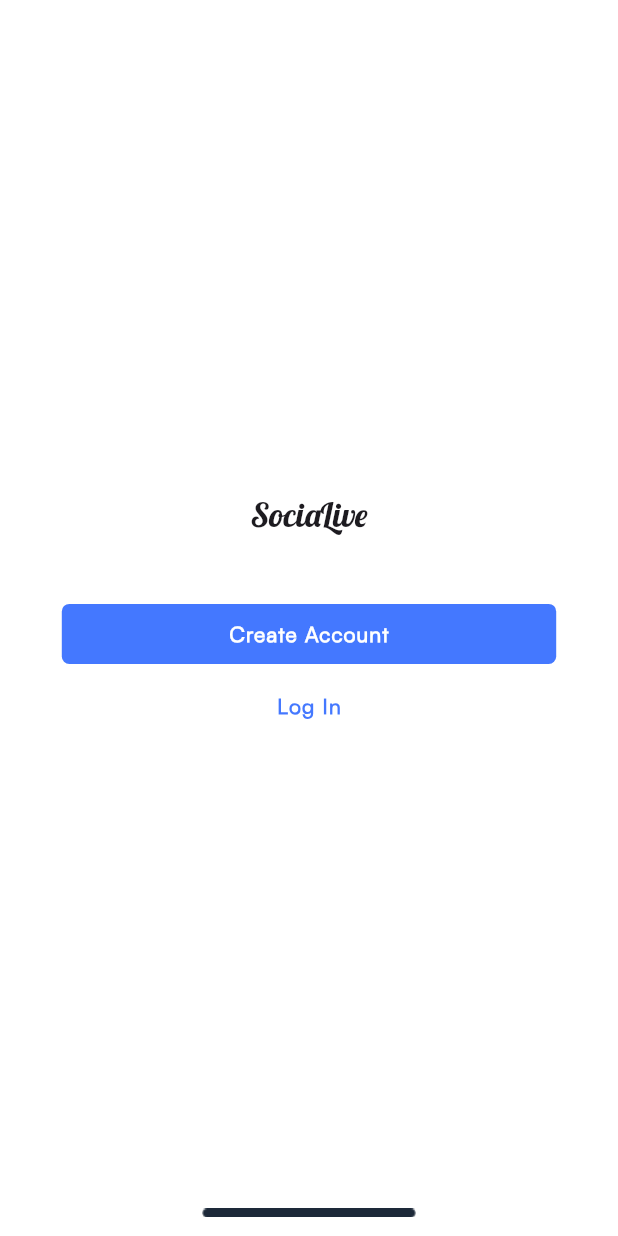
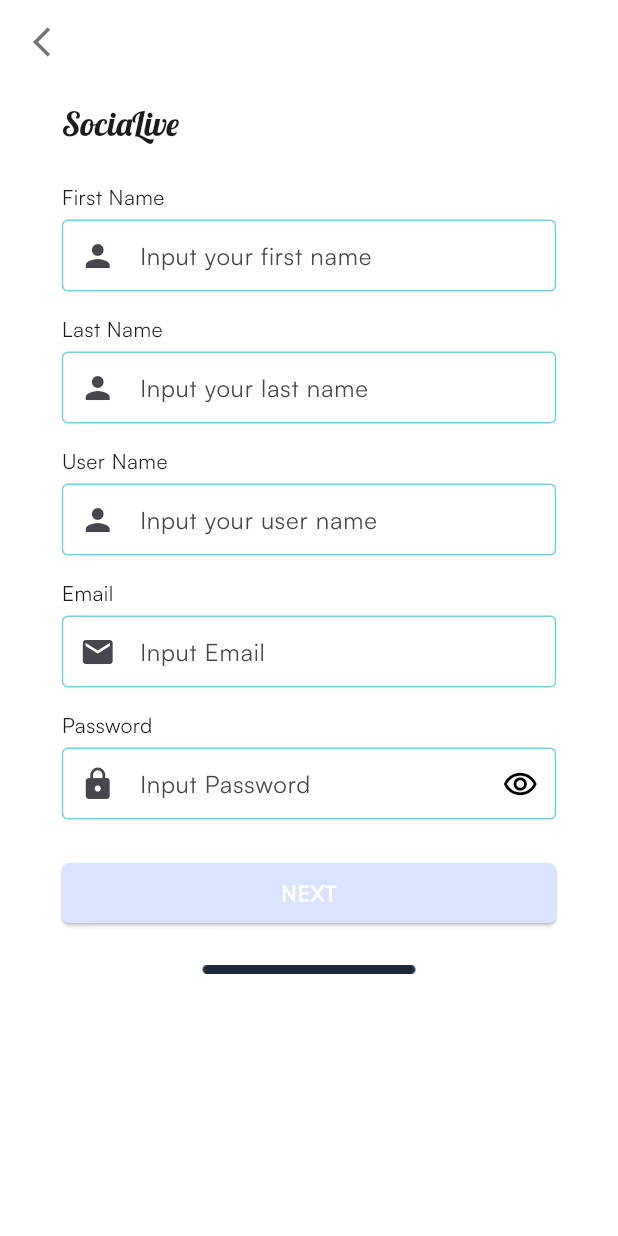
Before and after one commit to mohammadrezaulalam/share-flare, a Flutter app: the screen it shows after launch, after a tap on "Create Account", on a phone screen of 412 x 824 dp. Run offline on Flutter 3.47's test engine with Material 3 defaults, Android fonts, the phone set to English and light mode, and no system bars; our stand-ins replace firebase_core, get, iconsax; accounts and stored records are empty; network calls fail.

Commit message:
registraton screen, wip

```diff
--- /dev/null
+++ b/lib/presentation/ui/screens/auth/registration_screen.dart
@@ -0,0 +1,223 @@
+import 'package:flutter/material.dart';
+import 'package:flutter/services.dart';
+import 'package:get/get.dart';
+import 'package:share_flare/data/utllity/responsive_helper.dart';
+import 'package:share_flare/presentation/ui/utilities/colors.dart';
+import 'package:share_flare/presentation/ui/widgets/app_title.dart';
+import 'package:share_flare/presentation/ui/widgets/bottom_rectangular_image.dart';
+
+class RegistrationScreen extends StatefulWidget {
+  const RegistrationScreen({super.key});
+
+  @override
+  State<RegistrationScreen> createState() => _RegistrationScreenState();
+}
+
+class _RegistrationScreenState extends State<RegistrationScreen> {
+  bool isShowPassword = false;
+  final TextEditingController emailTE = TextEditingController();
+  final TextEditingController passwordTE = TextEditingController();
+  final TextEditingController firstNameTE = TextEditingController();
+  final TextEditingController lastNameTE = TextEditingController();
+  final TextEditingController userNameTE = TextEditingController();
+  final GlobalKey<FormState> _formKey = GlobalKey<FormState>();
+  String? emailCheck;
+  String? passwordCheck;
+  String? firstNameCheck;
+  String? lastNameCheck;
+  String? userNameCheck;
+  bool isButtonEnable() {
+    bool check = (emailCheck?.isNotEmpty ?? false) &&
+        (passwordCheck?.isNotEmpty ?? false) &&
+        (firstNameCheck?.isNotEmpty ?? false) &&
+        (lastNameCheck?.isNotEmpty ?? false) &&
+        (userNameCheck?.isNotEmpty ?? false);
+
+    return check;
+  }
+
+  @override
+  Widget build(BuildContext context) {
+       return Scaffold(
+
+      backgroundColor: SFColors.white,
+      appBar: AppBar(
+         flexibleSpace: Container(
+          color: SFColors.white, // Set the background color explicitly
+        ),
+        backgroundColor: SFColors.white,
+        elevation: 0,
+        leading: IconButton(
+          onPressed: () {
+            Get.back();
+          },
+          icon: const Icon(
+            Icons.arrow_back_ios_sharp,
+            color: Colors.black54,
+          ),
+        ),
+      ),
+      body: Padding(
+        padding: EdgeInsets.symmetric(
+          horizontal: ResponsiveHelper.screenWidth * 0.1,
+          vertical: ResponsiveHelper.screenHeight * 0.015,
+        ),
+        child: Form(
+          key: _formKey,
+          child: SingleChildScrollView(
+            child: Column(
+              crossAxisAlignment: CrossAxisAlignment.start,
+              children: [
+                const AppTitle(),
+                const SizedBox(
+                  height: 25,
+                ),
+                //first name
+                const Text('First Name'),
+                const SizedBox(
+                  height: 5,
+                ),
+                TextFormField(
+                  onChanged: (value) {
+                    firstNameCheck = value;
+                    setState(() {});
+                  },
+                  controller: firstNameTE,
+                  decoration: const InputDecoration(
+                    hintText: 'Input your first name',
+                    // prefixIcon: Icon(Icons.email),
+
+                    prefixIcon: Icon(Icons.person),
+                  ),
+                ),
+                const SizedBox(
+                  height: 15,
+                ),
+                //last name
+                const Text('Last Name'),
+                const SizedBox(
+                  height: 5,
+                ),
+                TextFormField(
+                  controller: lastNameTE,
+                  onChanged: (value) {
+                    lastNameCheck = value;
+                    setState(() {});
+                  },
+                  decoration: const InputDecoration(
+                    hintText: 'Input your last name',
+                    prefixIcon: Icon(Icons.person),
+                  ),
+                ),
+                const SizedBox(
+                  height: 15,
+                ),
+                //user Name
+                const Text('User Name'),
+                const SizedBox(
+                  height: 5,
+                ),
+                TextFormField(
+                  controller: userNameTE,
+                  onChanged: (value) {
+                    userNameCheck = value;
+                    setState(() {});
+                  },
+                  decoration: const InputDecoration(
+                    hintText: 'Input your user name',
+                    prefixIcon: Icon(Icons.person),
+                  ),
+                ),
+                const SizedBox(
+                  height: 15,
+                ),
+                //email
+                const Text('Email'),
+                const SizedBox(
+                  height: 5,
+                ),
+                TextFormField(
+                  controller: emailTE,
+                  onChanged: (value) {
+                    emailCheck = value;
+                    setState(() {});
+                  },
+                  decoration: const InputDecoration(
+                    hintText: 'Input Email',
+                    // prefixIcon: Icon(Icons.email),
+
+                    prefixIcon: Icon(Icons.email),
+                  ),
+                ),
+                const SizedBox(
+                  height: 15,
+                ),
+                const Text('Password',
+                    style: TextStyle(fontWeight: FontWeight.w500)),
+                const SizedBox(
+                  height: 5,
+                ),
+                TextFormField(
+                  controller: passwordTE,
+                  onChanged: (value) {
+                    passwordCheck = value;
+                    setState(() {});
+                  },
+                  obscureText: isShowPassword,
+                  decoration: InputDecoration(
+                      hintText: 'Input Password',
+                      prefixIcon: const Icon(Icons.lock),
+                      suffixIcon: GestureDetector(
+                        onTap: () {
+                          setState(() {
+                            isShowPassword = !isShowPassword;
+                          });
+                        },
+                        child: isShowPassword
+                            ? const Icon(
+                                Icons.visibility_off_outlined,
+                                color: Colors.black,
+                              )
+                            : const Icon(
+                                Icons.remove_red_eye_outlined,
+                                color: Colors.black,
+                              ),
+                      )),
+                ),
+                const SizedBox(
+                  height: 25,
+                ),
+                SizedBox(
+                  width: double.infinity,
+                  child: ElevatedButton(
+                    onPressed: () {
+                      isButtonEnable()
+                          ? Get.snackbar(
+                              'Success',
+                              'Requesting in server',
+                              snackPosition: SnackPosition.BOTTOM,
+                              backgroundColor: Colors.blue,
+                              colorText: Colors.white,
+                            )
+                          : null;
+                    },
+                    style: ElevatedButton.styleFrom(
+                        backgroundColor: isButtonEnable()
+                            ? SFColors.buttonActiveColor
+                            : SFColors.buttonDisableColor),
+                    child: Text("NEXT"),
+                  ),
+                ),
+
+                const SizedBox(
+                  height: 30,
+                  child: BottomRectangularImage(),
+                )
+              ],
+            ),
+          ),
+        ),
+      ),
+    );
+  }
+}
--- a/lib/presentation/ui/screens/welcome_screen.dart
+++ b/lib/presentation/ui/screens/welcome_screen.dart
@@ -2,6 +2,7 @@ import 'package:flutter/material.dart';
 import 'package:get/get.dart';
 import 'package:flutter/services.dart';
 import 'package:share_flare/data/utllity/responsive_helper.dart';
+import 'package:share_flare/presentation/ui/screens/auth/registration_screen.dart';
 import 'package:share_flare/presentation/ui/widgets/app_title.dart';
 import 'package:share_flare/presentation/ui/widgets/bottom_rectangular_image.dart';
 
@@ -39,7 +40,9 @@ class WelcomeScreen extends StatelessWidget {
                   style: ElevatedButton.styleFrom(
                     elevation: 0,
                   ),
-                  onPressed: () {},
+                  onPressed: () {
+                    Get.to(() => const RegistrationScreen());
+                  },
                   child: const Text(
                     "Create Account",
                     // style: TextStyle(color: Colors.white),
--- a/lib/presentation/ui/utilities/theme/theme.dart
+++ b/lib/presentation/ui/utilities/theme/theme.dart
@@ -42,6 +42,22 @@ class SFAppTheme {
           ),
         ),
       ),
+       //TextFormField style
+        inputDecorationTheme: InputDecorationTheme(
+          contentPadding: EdgeInsets.zero,
+          border: OutlineInputBorder(
+              borderSide:
+                  const BorderSide(color: Color.fromARGB(255, 118, 208, 226)),
+              borderRadius: BorderRadius.circular(4)),
+          enabledBorder: OutlineInputBorder(
+              borderSide:
+                  const BorderSide(color: Color.fromARGB(255, 118, 208, 226)),
+              borderRadius: BorderRadius.circular(4)),
+          focusedBorder: OutlineInputBorder(
+              borderSide:
+                  const BorderSide(color: Color.fromARGB(255, 118, 208, 226)),
+              borderRadius: BorderRadius.circular(4)),
+        ),
       appBarTheme: const AppBarTheme(
         backgroundColor: SFColors.white,
       ),
```
